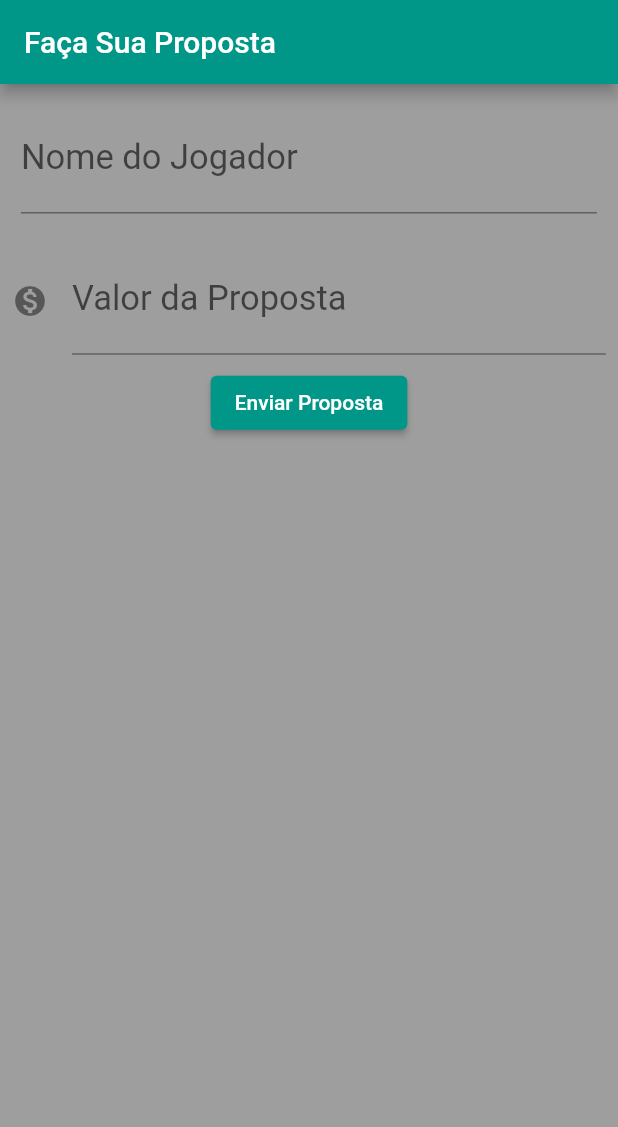
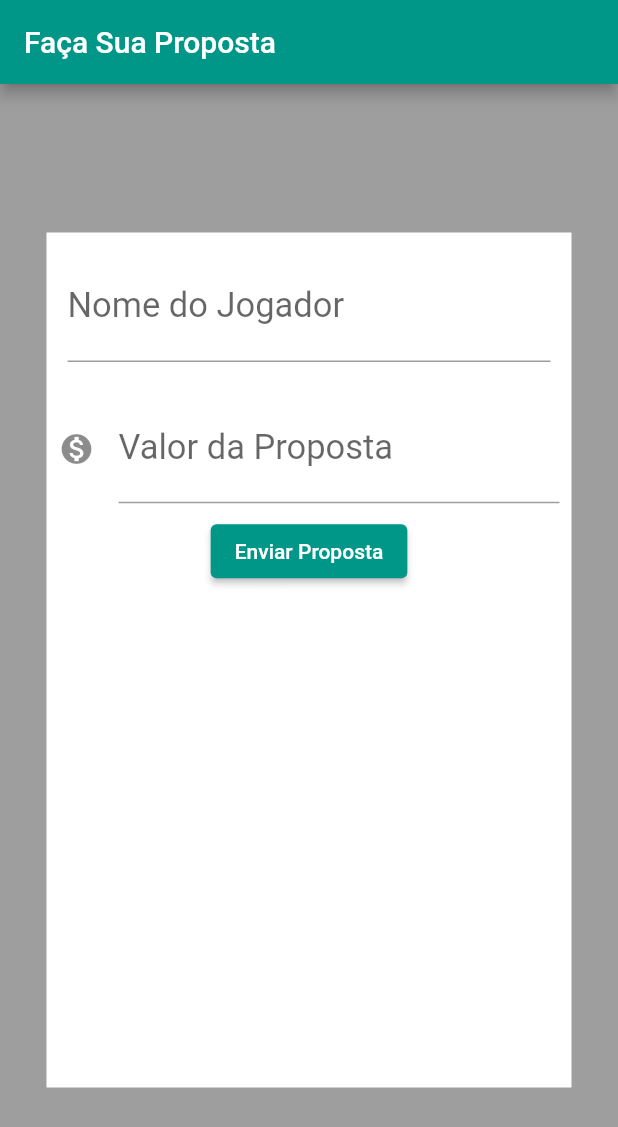
Before and after one commit to leandromarcelino93/transfermarket_project, a Flutter app: the screen it shows after launch, after a tap on "Submeter proposta", on a phone screen of 412 x 824 dp. Shown: the top 1127 px of the screen. Run offline on Flutter 3.47's test engine with Material 2 defaults, Android fonts, the phone set to English and light mode, and no system bars; network calls fail.

Commit message:
Fifth commit

```diff
--- a/lib/main.dart
+++ b/lib/main.dart
@@ -21,9 +21,19 @@ class MyApp extends StatelessWidget {
   }
 }
 
-class ProposalsForm extends StatelessWidget {
+class ProposalsForm extends StatefulWidget {
+//segunda tela
+  ProposalsForm({Key? key}) : super(key: key);
 
-  ProposalsForm({Key? key}) : super(key: key);
+  @override
+  State<ProposalsForm> createState() => _ProposalsFormState();
+}
+
+class _ProposalsFormState extends State<ProposalsForm> {
+
+  TextEditingController nameController = TextEditingController();
+  TextEditingController valueController = TextEditingController();
+  final _formKey = GlobalKey<FormState>();
 
   @override
   Widget build(BuildContext context) {
@@ -32,16 +42,30 @@ class ProposalsForm extends StatelessWidget {
       theme: ThemeData(
         primarySwatch: Colors.teal,
       ),
-      home: Scaffold(
+      home: Form(
+        key: _formKey,
+        child: Scaffold(
           backgroundColor: Colors.grey,
           appBar: AppBar(
             title: Text('Faça Sua Proposta'),
           ),
-        body: Column(
+          body: Center(
+            child: Container(
+              color: Colors.white,
+              height: 570,
+              width: 350,
+              child: Column(
                 children: <Widget>[
                   Padding(
                     padding: const EdgeInsets.all(14.0),
-              child: TextField(
+                    child: TextFormField(
+                      validator: (String? value){
+                       if(value != null && value.isEmpty){
+                         return 'Insira o nome do jogador';
+                       }
+                       return null;
+                      },
+                      controller: nameController,
                       style: TextStyle(fontSize: 23, fontWeight: FontWeight.w400, ),
                       decoration: InputDecoration(labelText: 'Nome do Jogador',
                       hintText: 'Digite o nome do jogador',),
@@ -49,25 +73,44 @@ class ProposalsForm extends StatelessWidget {
                   ),
                   Padding(
                     padding: const EdgeInsets.all(8.0),
-              child: TextField(
+                    child: TextFormField(
+                      validator: (value){
+                        if(value != null){
+                          return 'Insira um valor para proposta';
+                        }
+                        return null;
+                      },
+                      controller: valueController,
                       style: TextStyle(fontSize: 23,fontWeight: FontWeight.w400,),
                       decoration: InputDecoration(icon: Icon(Icons.monetization_on), labelText: 'Valor da Proposta'),
                       keyboardType: TextInputType.number,
                     ),
                   ),
                   ElevatedButton(onPressed:(){
-
+                    if(_formKey.currentState!.validate()) {
+                      print(nameController.text);
+                      print(valueController.text);
+                      }
                     }, child: Text('Enviar Proposta')),
                 ],
+              ),
+            ),
+          ),
         ),
       ),
     );
   }
 }
 
-class Proposals extends StatelessWidget {
+class Proposals extends StatefulWidget {
+//terceira tela
+  const Proposals({Key? key}) : super(key: key);
 
-  const Proposals({Key? key}) : super(key: key);
+  @override
+  State<Proposals> createState() => _ProposalsState();
+}
+
+class _ProposalsState extends State<Proposals> {
 
   @override
   Widget build(BuildContext context) {
@@ -93,9 +136,9 @@ class Proposals extends StatelessWidget {
 
 class SubmitedProposals extends StatelessWidget {
 
-  final ItemProposals itemproposals;
+  final ItemProposals _itemproposals;
 
-  const SubmitedProposals(this.itemproposals,
+  const SubmitedProposals(this._itemproposals,
       {Key? key}) : super(key: key);
 
   @override
@@ -103,8 +146,8 @@ class SubmitedProposals extends StatelessWidget {
     return Card(
       child: ListTile(
         leading: Icon(Icons.monetization_on),
-        title: Text(itemproposals.value),
-        subtitle: Text(itemproposals.nameofplayeronitem),
+        title: Text(_itemproposals.value),
+        subtitle: Text(_itemproposals.nameofplayeronitem),
       ),
     );
   }
--- a/lib/players.dart
+++ b/lib/players.dart
@@ -59,7 +59,7 @@ class Players extends StatelessWidget {
                             width: 72, height: 100,
                             child: ClipRRect(
                               borderRadius: BorderRadius.circular(4),
-                              child: Image.network(photo, fit: BoxFit.cover),
+                              child: Image.network(photo, fit: BoxFit.cover,),
                             ),
                           ),
                           Container(
--- a/pubspec.yaml
+++ b/pubspec.yaml
@@ -89,3 +89,6 @@ flutter:
   #
   # For details regarding fonts from package dependencies,
   # see https://flutter.dev/custom-fonts/#from-packages
+
+assets:
+  - assets/images/
```
Lines whose indentation alone changed are shown as unchanged.
